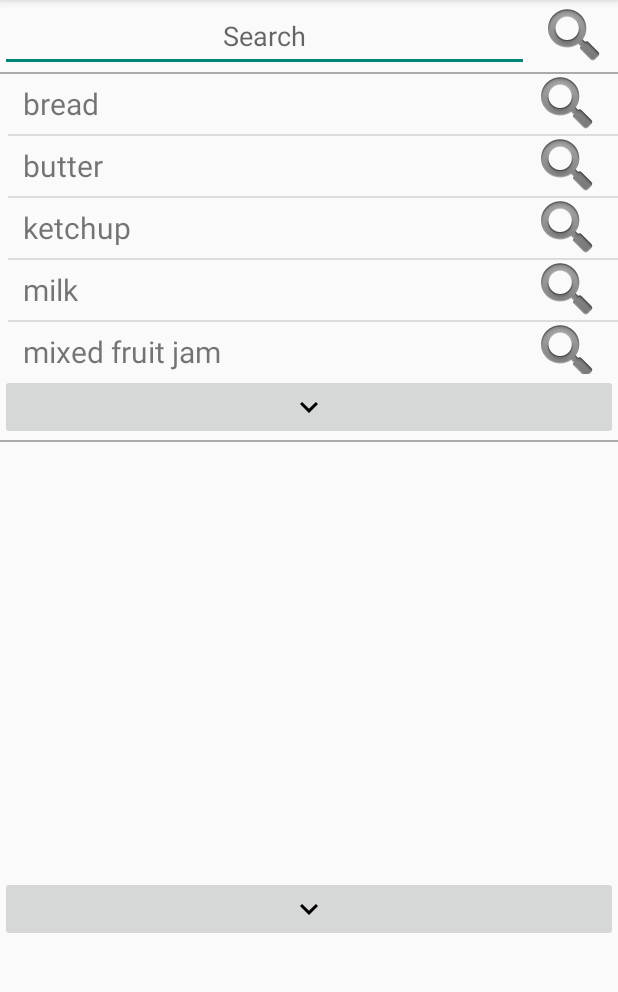
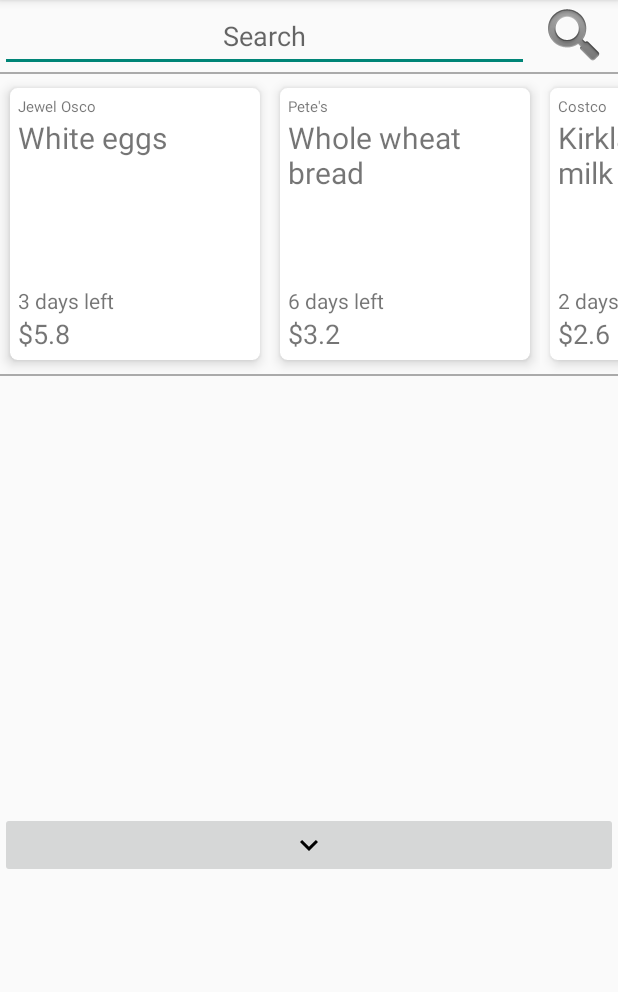
Before and after one commit to chinmay2312/ShopSmart, an Android app: the screen it shows after launch (Main2Activity), on a phone screen of 412 x 824 dp, the part 84-1076 px from its top. Run offline under Robolectric (Android 15) with nearby library versions, the phone set to English and light mode, and no system bars; 2 statements that could not run were skipped.

Commit message:
- Cards for top-picks implemented - Yet to fetch data from api

```diff
--- a/app/src/main/java/com/chinmayg/hacks/shopsmart/CheckListAdapter.java
+++ /dev/null
@@ -1,36 +0,0 @@
-package com.chinmayg.hacks.shopsmart;
-
-import android.content.Context;
-import android.support.annotation.NonNull;
-import android.support.annotation.Nullable;
-import android.view.LayoutInflater;
-import android.view.View;
-import android.view.ViewGroup;
-import android.widget.ArrayAdapter;
-import android.widget.TextView;
-
-import java.util.ArrayList;
-
-public class CheckListAdapter extends ArrayAdapter {
-
-    private ArrayList<String> checklist_arrl;
-
-    public CheckListAdapter(@NonNull Context context, ArrayList<String> checklist_arrl) {
-        super(context,0, checklist_arrl);
-
-        this.checklist_arrl = checklist_arrl;
-    }
-
-    @NonNull
-    @Override
-    public View getView(int pos, @Nullable View convertView, @NonNull ViewGroup parent) {
-
-        if(convertView==null)
-            convertView = LayoutInflater.from(getContext()).inflate(R.layout.cheklist_item, parent, false);
-
-        TextView tvChecklistItem = convertView.findViewById(R.id.tv_checklist_item);
-        tvChecklistItem.setText(checklist_arrl.get(pos));
-
-        return convertView;//super.getView(pos, convertView, parent);
-    }
-}
--- a/app/src/main/java/com/chinmayg/hacks/shopsmart/Main2Activity.java
+++ b/app/src/main/java/com/chinmayg/hacks/shopsmart/Main2Activity.java
@@ -1,17 +1,17 @@
 package com.chinmayg.hacks.shopsmart;
 
 import android.app.Activity;
-import android.content.Context;
 import android.content.Intent;
 import android.os.AsyncTask;
 import android.os.Bundle;
+import android.support.v7.widget.LinearLayoutManager;
+import android.support.v7.widget.RecyclerView;
 import android.util.Log;
 import android.view.Menu;
 import android.view.MenuItem;
 import android.view.View;
 import android.view.ViewGroup;
 import android.view.WindowManager;
-import android.view.inputmethod.InputMethodManager;
 import android.widget.EditText;
 import android.widget.ImageButton;
 import android.widget.LinearLayout;
@@ -34,13 +34,16 @@
 
 public class Main2Activity extends Activity {
 
-    ListView topPicks, dailyRecom;
-    boolean isTopPicksExpanded, isDailyRecomExpanded;
+    ListView dailyRecom;
+    RecyclerView topPicks2;
+    RecyclerView.LayoutManager topPicksLM;
+    RecyclerView.Adapter topPicksAd;
+    boolean isDailyRecomExpanded;
 
-    final ArrayList<String> topPicks_arrl = new ArrayList<>();
+    final ArrayList<ShopItem> topPicks_arrl = new ArrayList<>();
     final ArrayList<String> dailyRecom_arrl = new ArrayList<>();
 
-    CheckListAdapter topPicksAdapter;
+    TopPicksAdapter topPicksAdapter;
     DailyRecomAdapter dailyRecomAdapter;
 
     @Override
@@ -51,50 +54,24 @@
 
 		new PostRecomm(this).execute();
 
-        topPicks = findViewById(R.id.top_picks);
+        topPicks2 = findViewById(R.id.top_picks);
+		//dynaRecos.setHasFixedSize(true);
+		topPicksLM = new LinearLayoutManager(this,LinearLayoutManager.HORIZONTAL,false);
+		LinearLayoutManager llm = new LinearLayoutManager(Main2Activity.this, LinearLayoutManager.HORIZONTAL, false);
+		topPicks2.setLayoutManager(topPicksLM);
+		topPicks2.setLayoutManager(llm);
+		topPicksAd = new TopPicksAdapter(Main2Activity.this, topPicks_arrl);
+		topPicks2.setAdapter(topPicksAd);
 
-        topPicks_arrl.add("bread");
-        topPicks_arrl.add("butter");
-        topPicks_arrl.add("ketchup");
-        topPicks_arrl.add("milk");
-        topPicks_arrl.add("mixed fruit jam");
-        topPicks_arrl.add("salt");
+		ShopItem si = new ShopItem(5.8f, 3, "White eggs","Jewel Osco",1);
+		ShopItem si2 = new ShopItem(3.2f, 6, "Whole wheat bread","Pete's",1);
+		ShopItem si3 = new ShopItem(2.6f, 2, "Kirkland low-fat milk","Costco",1);
+		topPicks_arrl.add(si);
+		topPicks_arrl.add(si2);
+		topPicks_arrl.add(si3);
 
-        ViewGroup.LayoutParams params = topPicks.getLayoutParams();
-        params.height = Math.round(40*getResources().getDisplayMetrics().density)*Math.min(topPicks_arrl.size(),5);
-        topPicks.setLayoutParams(params);
-        topPicks.requestLayout();
-        isTopPicksExpanded = false;
-
-        final ImageButton expandTopPicks = findViewById(R.id.expand_top_picks);
-        expandTopPicks.setOnClickListener(new View.OnClickListener() {
-            @Override
-            public void onClick(View view) {
-
-                ViewGroup.LayoutParams params;
-
-                if(!isTopPicksExpanded) {
-                    params = topPicks.getLayoutParams();
-                    //params.height = 110 * Math.min(topPicks_arrl.size(), 10);
-                    params.height = Math.round(40*getResources().getDisplayMetrics().density)*Math.min(topPicks_arrl.size(),10);
-                    topPicks.setLayoutParams(params);
-                    topPicks.requestLayout();
-                    isTopPicksExpanded = true;
-                    expandTopPicks.setImageDrawable(getDrawable(R.drawable.ic_collapse));
-                }
-                else    {
-                    params = topPicks.getLayoutParams();
-                    //params.height = 109 * Math.min(topPicks_arrl.size(), 5);
-                    params.height = Math.round(40*getResources().getDisplayMetrics().density)*Math.min(topPicks_arrl.size(),5);
-                    topPicks.setLayoutParams(params);
-                    topPicks.requestLayout();
-                    isTopPicksExpanded = false;
-                    expandTopPicks.setImageDrawable(getDrawable(R.drawable.ic_expand));
-                }
-            }
-        });
-        topPicksAdapter = new CheckListAdapter(this, topPicks_arrl);
-        topPicks.setAdapter(topPicksAdapter);
+        topPicksAdapter = new TopPicksAdapter(this, topPicks_arrl);
+        topPicks2.setAdapter(topPicksAdapter);
 
 
         final EditText addSearch = findViewById(R.id.search_box);
--- /dev/null
+++ b/app/src/main/java/com/chinmayg/hacks/shopsmart/TopPicksAdapter.java
@@ -0,0 +1,82 @@
+package com.chinmayg.hacks.shopsmart;
+
+import android.content.Context;
+import android.support.annotation.NonNull;
+import android.support.v7.widget.RecyclerView;
+import android.view.LayoutInflater;
+import android.view.View;
+import android.view.ViewGroup;
+import android.widget.BaseAdapter;
+import android.widget.TextView;
+import android.widget.Toast;
+
+import java.util.ArrayList;
+
+public class TopPicksAdapter extends RecyclerView.Adapter<TopPicksAdapter.ViewHolder> {
+
+    private ArrayList<ShopItem> toppicks_arrl;
+    private Context c;
+
+    public TopPicksAdapter(@NonNull Context context, ArrayList<ShopItem> toppicks_arrl) {
+        this.c = context;
+        this.toppicks_arrl = toppicks_arrl;
+    }
+
+    @NonNull
+    @Override
+    public ViewHolder onCreateViewHolder(@NonNull ViewGroup parent, int viewType) {
+        View v = LayoutInflater.from(parent.getContext()).inflate(R.layout.toppicks_item, parent, false);
+		return new ViewHolder(v);
+    }
+
+    @Override
+    public void onBindViewHolder(@NonNull ViewHolder holder, int position) {
+		holder.textShop.setText(toppicks_arrl.get(position).getShopName());
+		holder.shopPrice.setText("$"+toppicks_arrl.get(position).getShopPrice());
+		int daysRem = toppicks_arrl.get(position).getOfferDaysRemaining();
+		if(daysRem==1)
+			holder.textOfferDaysRemaining.setText("Last day!");
+		else
+			holder.textOfferDaysRemaining.setText(daysRem+" days left");
+		final String itemName = toppicks_arrl.get(position).getItemShopName();
+		holder.itemShopName.setText(itemName);
+
+        holder.setClickListener(new ItemClickListener() {
+            @Override
+            public void onClick(View v, int pos) {
+                Toast.makeText(c, "Added "+itemName+" to cart",Toast.LENGTH_SHORT).show();
+            }
+        });
+    }
+
+    @Override
+    public int getItemCount() {
+        return toppicks_arrl.size();
+    }
+
+    public class ViewHolder extends RecyclerView.ViewHolder implements View.OnClickListener  {
+
+        public TextView textShop,itemShopName, textOfferDaysRemaining, shopPrice;
+        private ItemClickListener clickListener;
+
+        ViewHolder(View itemView) {
+            super(itemView);
+
+            textShop = itemView.findViewById(R.id.topPick_shopname);
+            itemShopName = itemView.findViewById(R.id.tv_toppick_item);
+            textOfferDaysRemaining = itemView.findViewById(R.id.toppick_daysRem);
+            shopPrice = itemView.findViewById(R.id.topPick_itemprice);
+
+            itemView.setOnClickListener(this);
+        }
+
+        public void setClickListener(ItemClickListener itemClickListener)   {
+            this.clickListener = itemClickListener;
+        }
+
+        @Override
+        public void onClick(View view) {
+            clickListener.onClick(view, getPosition());
+        }
+    }
+}
--- a/app/src/main/res/layout/activity_main2.xml
+++ b/app/src/main/res/layout/activity_main2.xml
@@ -42,21 +42,11 @@
         android:background="@android:color/darker_gray"
         app:layout_constraintTop_toBottomOf="@id/ll_add_search" />
 
-    <ListView
+    <android.support.v7.widget.RecyclerView
         android:id="@+id/top_picks"
         android:layout_width="match_parent"
-        android:layout_height="180dp"
-        android:paddingLeft="5dp"
-
-        app:layout_constraintTop_toBottomOf="@id/v_sep_1" />
-
-    <ImageButton
-        android:id="@+id/expand_top_picks"
-        android:layout_width="match_parent"
-        android:layout_height="wrap_content"
-        android:src="@drawable/ic_expand"
-
-        app:layout_constraintTop_toBottomOf="@id/top_picks" />
+        android:layout_height="200dp"
+        app:layout_constraintTop_toBottomOf="@id/v_sep_1"/>
 
     <View
         android:id="@+id/v_sep_2"
@@ -64,7 +54,7 @@
         android:layout_height="1dp"
         android:background="@android:color/darker_gray"
 
-        app:layout_constraintTop_toBottomOf="@id/expand_top_picks" />
+        app:layout_constraintTop_toBottomOf="@id/top_picks" />
 
     <ListView
         android:id="@+id/daily_recom"
@@ -72,7 +62,7 @@
         android:layout_height="180dp"
         android:paddingLeft="5dp"
 
-        app:layout_constraintTop_toBottomOf="@id/expand_top_picks" />
+        app:layout_constraintTop_toBottomOf="@id/v_sep_2" />
 
     <ImageButton
         android:id="@+id/expand_daily_recoms"
--- /dev/null
+++ b/app/src/main/res/layout/toppicks_item.xml
@@ -0,0 +1,59 @@
+<?xml version="1.0" encoding="utf-8"?>
+<LinearLayout xmlns:android="http://schemas.android.com/apk/res/android"
+    android:layout_width="wrap_content"
+    xmlns:app="http://schemas.android.com/apk/res-auto"
+    android:orientation="vertical"
+    android:layout_height="wrap_content">
+
+    <android.support.v7.widget.CardView
+        xmlns:card_view="http://schemas.android.com/apk/res-auto"
+        android:layout_width="180dp"
+        android:layout_height="200dp"
+        card_view:cardUseCompatPadding="true"
+        card_view:contentPadding="5dp"
+        card_view:cardElevation="5dp"
+        card_view:cardCornerRadius="5dp">
+
+        <RelativeLayout
+            android:layout_width="match_parent"
+            android:layout_height="match_parent">
+
+            <TextView                android:id="@+id/tv_toppick_item"
+                android:layout_width="match_parent"
+                android:layout_height="wrap_content"
+
+                android:layout_below="@id/topPick_shopname"
+
+                android:textSize="20sp"
+                android:text="Item Name"   />
+
+            <TextView                android:id="@+id/topPick_shopname"
+                android:layout_width="match_parent"
+                android:layout_height="wrap_content"
+
+                android:layout_alignParentTop="true"
+
+                android:textSize="10sp"
+                android:text="Shop Name"/>
+
+            <TextView                android:id="@+id/toppick_daysRem"
+                android:layout_width="match_parent"
+                android:layout_height="wrap_content"
+
+                android:layout_above="@id/topPick_itemprice"
+
+                android:text="Days remaining"/>
+
+            <TextView                android:id="@+id/topPick_itemprice"
+                android:layout_width="match_parent"
+                android:layout_height="wrap_content"
+
+                android:layout_alignParentBottom="true"
+                android:textSize="18sp"
+                android:text="Item Price"/>
+
+        </RelativeLayout>
+
+    </android.support.v7.widget.CardView>
+
+</LinearLayout>
```
